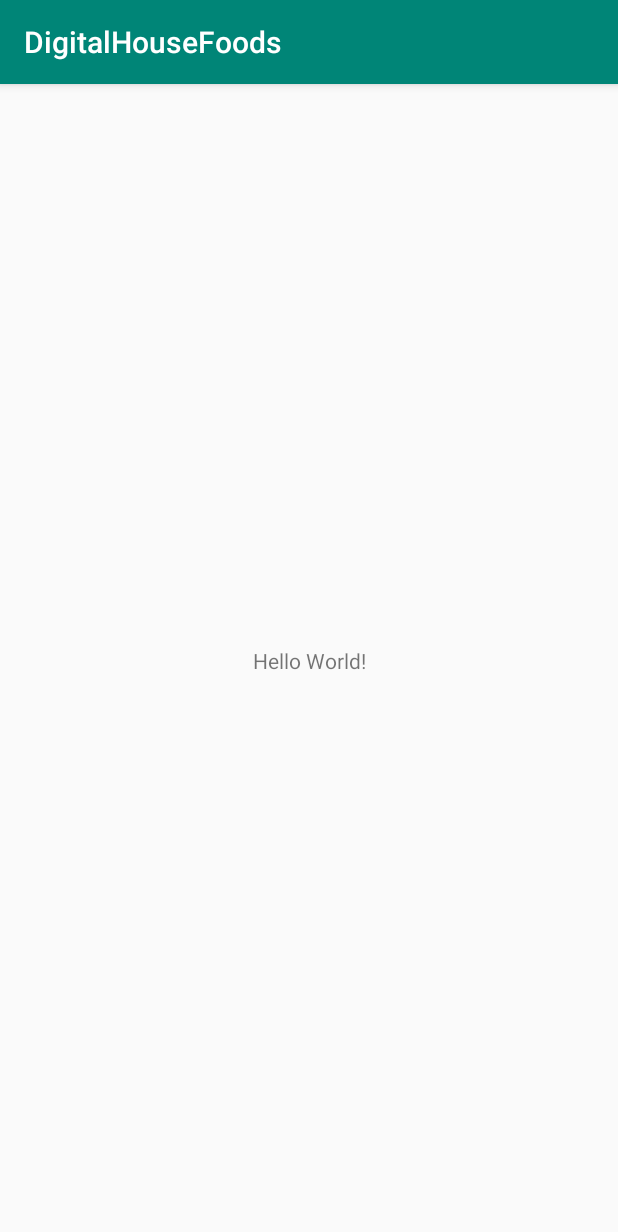
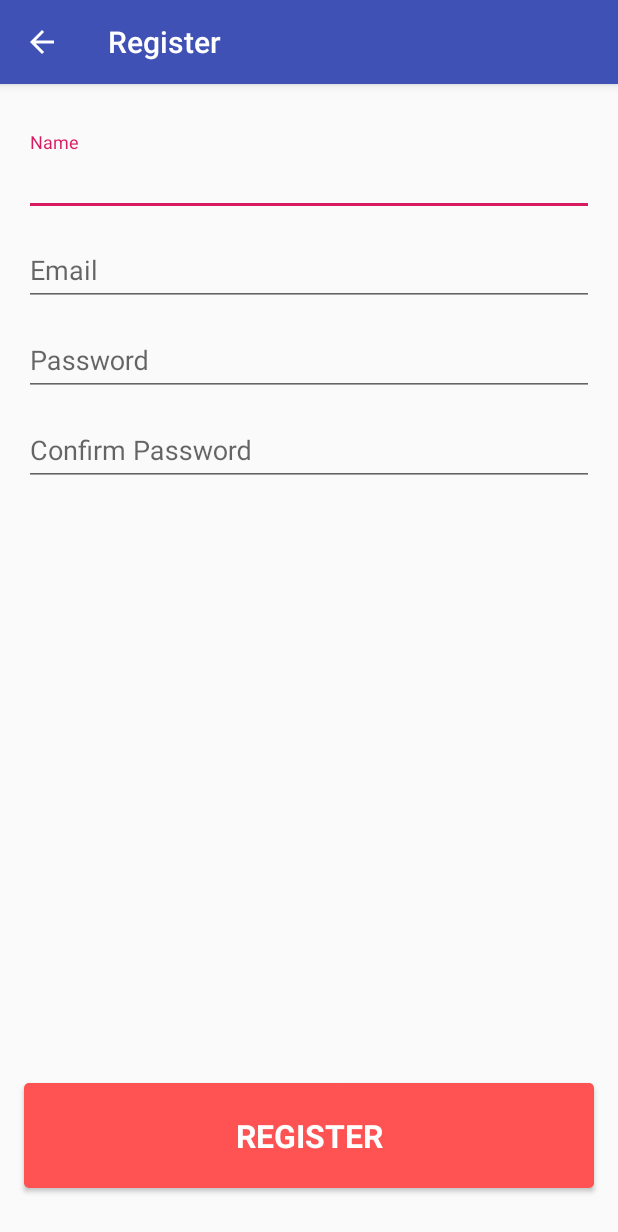
Before and after one commit to adelaniasantos/DesafioAndroid, an Android app: the screen it shows after launch (MainActivity before the commit, RegistroActivity after it), on a phone screen of 412 x 824 dp. Shown: the top 1232 px of the screen. Run offline under Robolectric (Android 15) with nearby library versions, the phone set to English and light mode, and no system bars.

Commit message:
Adelania - Criacao Tela Registro

```diff
--- a/DigitalHouseFoods/app/build.gradle
+++ b/DigitalHouseFoods/app/build.gradle
@@ -5,7 +5,7 @@ android {
     buildToolsVersion "29.0.2"
     defaultConfig {
         applicationId "com.digitalhouse.digitalhousefoods"
-        minSdkVersion 14
+        minSdkVersion 17
         targetSdkVersion 29
         versionCode 1
         versionName "1.0"
@@ -26,4 +26,5 @@ dependencies {
     testImplementation 'junit:junit:4.12'
     androidTestImplementation 'androidx.test.ext:junit:1.1.0'
     androidTestImplementation 'androidx.test.espresso:espresso-core:3.1.1'
+    implementation 'com.google.android.material:material:1.0.0'
 }
--- a/DigitalHouseFoods/app/src/main/AndroidManifest.xml
+++ b/DigitalHouseFoods/app/src/main/AndroidManifest.xml
@@ -9,13 +9,13 @@
         android:roundIcon="@mipmap/ic_launcher_round"
         android:supportsRtl="true"
         android:theme="@style/AppTheme">
-        <activity android:name=".MainActivity">
+        <activity android:name=".views.RegistroActivity">
             <intent-filter>
                 <action android:name="android.intent.action.MAIN" />
-
                 <category android:name="android.intent.category.LAUNCHER" />
             </intent-filter>
         </activity>
+        <activity android:name=".views.MainActivity"></activity>
     </application>
 
 </manifest>
--- a/DigitalHouseFoods/app/src/main/java/com/digitalhouse/digitalhousefoods/MainActivity.java
+++ b/DigitalHouseFoods/app/src/main/java/com/digitalhouse/digitalhousefoods/views/MainActivity.java
@@ -1,8 +1,10 @@
-package com.digitalhouse.digitalhousefoods;
+package com.digitalhouse.digitalhousefoods.views;
 
 import androidx.appcompat.app.AppCompatActivity;
 
 import android.os.Bundle;
+
+import com.digitalhouse.digitalhousefoods.R;
 
 public class MainActivity extends AppCompatActivity {
 
--- /dev/null
+++ b/DigitalHouseFoods/app/src/main/java/com/digitalhouse/digitalhousefoods/views/RegistroActivity.java
@@ -0,0 +1,31 @@
+package com.digitalhouse.digitalhousefoods.views;
+import androidx.appcompat.app.AppCompatActivity;
+import android.content.Intent;
+import android.os.Bundle;
+import android.view.MenuItem;
+import com.digitalhouse.digitalhousefoods.R;
+
+public class RegistroActivity extends AppCompatActivity {
+
+    @Override
+    protected void onCreate(Bundle savedInstanceState) {
+        super.onCreate(savedInstanceState);
+        setContentView(R.layout.activity_registro);
+
+        getSupportActionBar().setDisplayHomeAsUpEnabled(true); //Mostrar o botão
+        getSupportActionBar().setHomeButtonEnabled(true);      //Ativar o botão
+        getSupportActionBar().setTitle("Register");
+    }
+
+    @Override
+    public boolean onOptionsItemSelected(MenuItem item) {
+        switch (item.getItemId()) {
+            case android.R.id.home:
+                startActivity(new Intent(this, MainActivity.class));
+                finishAffinity();
+                break;
+            default:break;
+        }
+        return true;
+    }
+}
--- /dev/null
+++ b/DigitalHouseFoods/app/src/main/res/drawable/shape_botao_login.xml
@@ -0,0 +1,10 @@
+<?xml version="1.0" encoding="utf-8"?>
+<selector xmlns:android="http://schemas.android.com/apk/res/android">
+    <item>
+        <shape android:shape="rectangle" xmlns:android="http://schemas.android.com/apk/res/android">
+            <corners android:radius="3dp"/>
+            <solid android:color="@color/vermelho"/>
+            <size android:height="70dp" android:width="494.5dp"/>
+        </shape>
+    </item>
+</selector>
--- a/DigitalHouseFoods/app/src/main/res/layout/activity_main.xml
+++ b/DigitalHouseFoods/app/src/main/res/layout/activity_main.xml
@@ -4,7 +4,7 @@
     xmlns:tools="http://schemas.android.com/tools"
     android:layout_width="match_parent"
     android:layout_height="match_parent"
-    tools:context=".MainActivity">
+    tools:context=".views.MainActivity">
 
     <TextView
         android:layout_width="wrap_content"
--- /dev/null
+++ b/DigitalHouseFoods/app/src/main/res/layout/activity_registro.xml
@@ -0,0 +1,105 @@
+<?xml version="1.0" encoding="utf-8"?>
+<androidx.constraintlayout.widget.ConstraintLayout xmlns:android="http://schemas.android.com/apk/res/android"
+    xmlns:app="http://schemas.android.com/apk/res-auto"
+    xmlns:tools="http://schemas.android.com/tools"
+    android:layout_width="match_parent"
+    android:layout_height="match_parent"
+    tools:context=".views.RegistroActivity">
+
+    <com.google.android.material.textfield.TextInputLayout
+        android:id="@+id/textNome"
+        android:layout_width="0dp"
+        android:layout_height="wrap_content"
+        android:layout_marginStart="16dp"
+        android:layout_marginTop="32dp"
+        android:layout_marginEnd="16dp"
+        app:layout_constraintEnd_toEndOf="parent"
+        app:layout_constraintStart_toStartOf="parent"
+        app:layout_constraintTop_toTopOf="parent">
+
+        <com.google.android.material.textfield.TextInputEditText
+            style="@style/texto"
+            android:layout_width="match_parent"
+            android:layout_height="wrap_content"
+            android:textColor="@color/azul"
+            android:hint="Name"
+            tools:text="@string/nome_tairo" />
+    </com.google.android.material.textfield.TextInputLayout>
+
+    <com.google.android.material.textfield.TextInputLayout
+        android:id="@+id/textEmail"
+        android:layout_width="0dp"
+        android:layout_height="wrap_content"
+        android:layout_marginStart="16dp"
+        android:layout_marginTop="4dp"
+        android:layout_marginEnd="16dp"
+        app:layout_constraintEnd_toEndOf="parent"
+        app:layout_constraintStart_toStartOf="parent"
+        app:layout_constraintTop_toBottomOf="@+id/textNome">
+
+        <com.google.android.material.textfield.TextInputEditText
+            style="@style/texto"
+            android:layout_width="match_parent"
+            android:layout_height="match_parent"
+            android:hint="@string/email"
+            android:textColor="@color/azul"
+            tools:text="@string/tools_email" />
+    </com.google.android.material.textfield.TextInputLayout>
+
+    <com.google.android.material.textfield.TextInputLayout
+        android:id="@+id/textPassword"
+        android:layout_width="0dp"
+        android:layout_height="wrap_content"
+        android:layout_marginStart="16dp"
+        android:layout_marginTop="4dp"
+        android:layout_marginEnd="16dp"
+        app:layout_constraintEnd_toEndOf="parent"
+        app:layout_constraintStart_toStartOf="parent"
+        app:layout_constraintTop_toBottomOf="@+id/textEmail">
+
+        <com.google.android.material.textfield.TextInputEditText
+            android:id="@+id/textConfirmPassword"
+            android:layout_width="match_parent"
+            android:layout_height="wrap_content"
+            android:hint="@string/password"
+            android:inputType="textPassword"
+            android:textColor="@color/azul"
+            tools:text="@string/senha" />
+    </com.google.android.material.textfield.TextInputLayout>
+
+    <com.google.android.material.textfield.TextInputLayout
+        android:layout_width="0dp"
+        android:layout_height="wrap_content"
+        android:layout_marginStart="16dp"
+        android:layout_marginTop="4dp"
+        android:layout_marginEnd="16dp"
+        app:layout_constraintEnd_toEndOf="parent"
+        app:layout_constraintStart_toStartOf="parent"
+        app:layout_constraintTop_toBottomOf="@+id/textPassword">
+
+        <com.google.android.material.textfield.TextInputEditText
+            style="@style/texto"
+            android:layout_width="match_parent"
+            android:layout_height="wrap_content"
+            android:hint="Confirm Password"
+            android:inputType="textPassword"
+            android:textColor="@color/azul"
+            tools:text="@string/senha" />
+    </com.google.android.material.textfield.TextInputLayout>
+
+    <Button
+        android:id="@+id/buttonRegister"
+        style="@style/Botao"
+        android:layout_width="0dp"
+        android:layout_height="wrap_content"
+        android:layout_marginStart="16dp"
+        android:layout_marginEnd="16dp"
+        android:layout_marginBottom="32dp"
+        android:background="@drawable/shape_botao_login"
+        android:text="@string/register"
+        app:layout_constraintBottom_toBottomOf="parent"
+        app:layout_constraintEnd_toEndOf="parent"
+        app:layout_constraintStart_toStartOf="parent" />
+
+
+</androidx.constraintlayout.widget.ConstraintLayout>
--- a/DigitalHouseFoods/app/src/main/res/values/colors.xml
+++ b/DigitalHouseFoods/app/src/main/res/values/colors.xml
@@ -3,4 +3,10 @@
     <color name="colorPrimary">#008577</color>
     <color name="colorPrimaryDark">#00574B</color>
     <color name="colorAccent">#D81B60</color>
+    <color name="azul">#3F51B5</color>
+    <color name="cinza">#FF8492A6</color>
+    <color name="vermelho">#FFFF5252</color>
+    <color name="azul_opaco">#FF47525E</color>
+    <color name="branco">#FFFFFFFF</color>
+    <color name="azul_claro">#8492A6</color>
 </resources>
--- a/DigitalHouseFoods/app/src/main/res/values/strings.xml
+++ b/DigitalHouseFoods/app/src/main/res/values/strings.xml
@@ -1,3 +1,11 @@
 <resources>
-    <string name="app_name">DigitalHouseFoods</string>
+   <string name="app_name">Digital House Foods</string>
+    <string name="tools_email">tairo@digitalhouse.com</string>
+    <string name="senha">******************</string>
+    <string name="password">Password</string>
+    <string name="email">Email</string>
+    <string name="log_in">LOG IN</string>
+    <string name="or">OR</string>
+    <string name="register">REGISTER</string>
+    <string name="nome_tairo">Tairo Roberto Miguel</string>
 </resources>
--- a/DigitalHouseFoods/app/src/main/res/values/styles.xml
+++ b/DigitalHouseFoods/app/src/main/res/values/styles.xml
@@ -3,9 +3,26 @@
     <!-- Base application theme. -->
     <style name="AppTheme" parent="Theme.AppCompat.Light.DarkActionBar">
         <!-- Customize your theme here. -->
-        <item name="colorPrimary">@color/colorPrimary</item>
+        <item name="colorPrimary">@color/azul</item>
         <item name="colorPrimaryDark">@color/colorPrimaryDark</item>
         <item name="colorAccent">@color/colorAccent</item>
     </style>
 
+    <style name="AppTheme.NoActionBar">
+        <item name="windowActionBar">false</item>
+        <item name="windowNoTitle">true</item>
+    </style>
+
+    <style name="texto" parent="Theme.AppCompat.Light.NoActionBar">
+        <item name="android:fontFamily">Roboto</item>
+        <item name="android:textSize">18sp</item>
+    </style>
+
+    <style name="Botao" parent="Theme.AppCompat.Light.NoActionBar">
+        <item name="android:fontFamily">Roboto</item>
+        <item name="android:textColor">@color/branco</item>
+        <item name="android:textSize">21sp</item>
+        <item name="android:textStyle">bold</item>
+        <item name="android:textAlignment">center</item>
+    </style>
 </resources>
```
